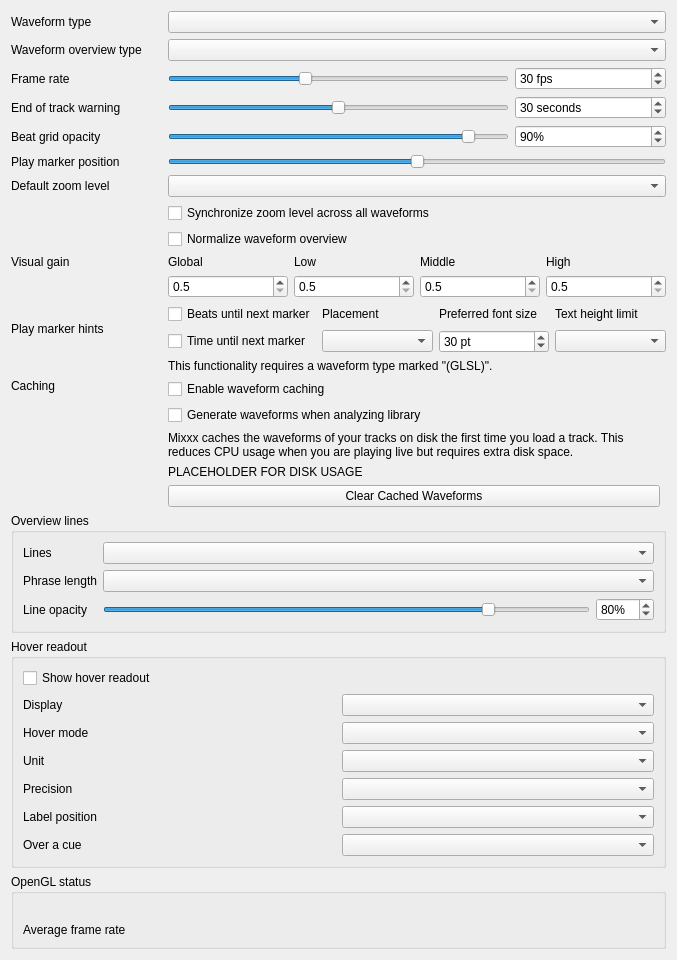
Qt form src/preferences/dialog/dlgprefwaveformdlg.ui (jakkarudev/djnote_mixxx) before a commit.
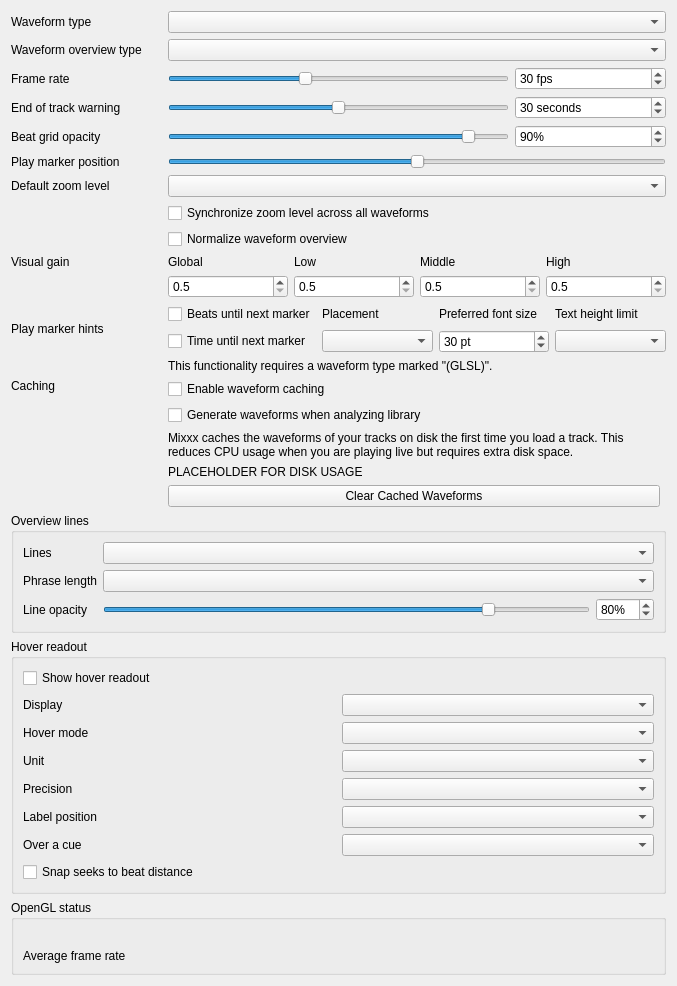
The same form after that commit.

Commit message: Add snapped seek: seek by whole bars from the overview

Patch:
```diff
--- a/src/preferences/dialog/dlgprefwaveformdlg.ui
+++ b/src/preferences/dialog/dlgprefwaveformdlg.ui
@@ -796,6 +796,16 @@
           </property>
          </widget>
         </item>
+        <item row="7" column="0" colspan="2">
+         <widget class="QCheckBox" name="snapSeeksCheckBox">
+          <property name="toolTip">
+           <string>Clicking or dragging on the overview moves the play position by whole bars (or beats, see Unit) along the beat grid, keeping the play position's offset from the grid. The hover line snaps to the bar line (or beat) nearest the mouse. Applies to tracks with a beat grid.</string>
+          </property>
+          <property name="text">
+           <string>Snap seeks to beat distance</string>
+          </property>
+         </widget>
+        </item>
        </layout>
       </widget>
      </item>
```
The commit also changes 13 other files.
